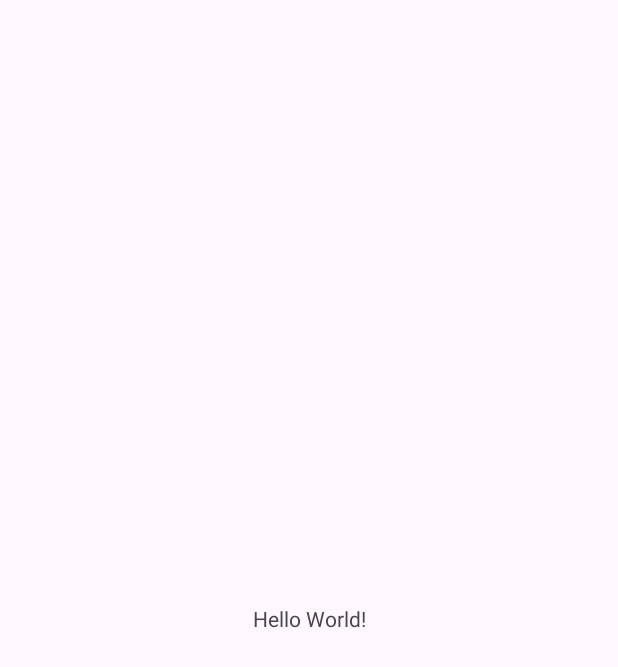
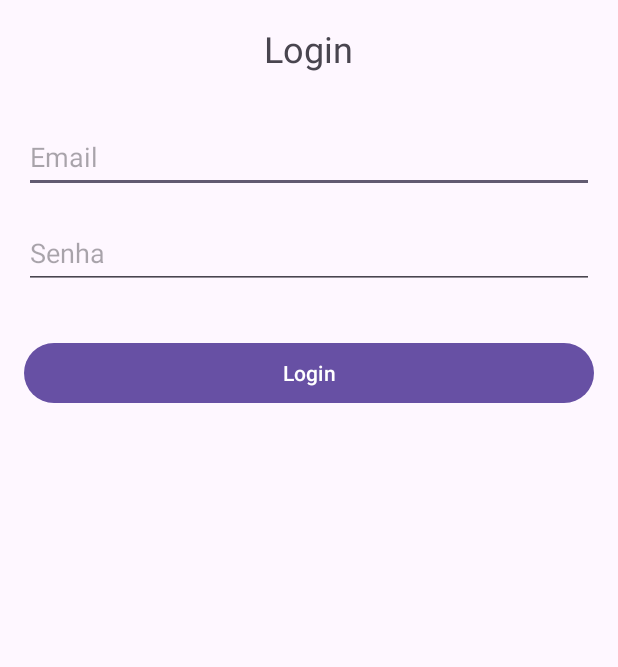
Before and after one commit to LucasMend0n/reposicaoo_app, an Android app: the screen it shows after launch (MainActivity), on a phone screen of 412 x 824 dp. Before the commit the part shown is almost empty. Shown: the top 667 px of the screen. Run offline under Robolectric (Android 15) with nearby library versions, the phone set to English and light mode, and no system bars.

Commit message:
Aplicação de login finalizada

```diff
--- a/app/src/main/AndroidManifest.xml
+++ b/app/src/main/AndroidManifest.xml
@@ -13,6 +13,9 @@
         android:theme="@style/Theme.AppReposicao"
         tools:targetApi="31">
         <activity
+            android:name=".SuccessActitvity"
+            android:exported="false" />
+        <activity
             android:name=".MainActivity"
             android:exported="true">
             <intent-filter>
--- a/app/src/main/java/com/example/appreposicao/MainActivity.kt
+++ b/app/src/main/java/com/example/appreposicao/MainActivity.kt
@@ -1,20 +1,46 @@
 package com.example.appreposicao
 
+import android.content.Intent
 import android.os.Bundle
+import android.widget.Button
+import android.widget.EditText
+import android.widget.Toast
 import androidx.activity.enableEdgeToEdge
 import androidx.appcompat.app.AppCompatActivity
-import androidx.core.view.ViewCompat
-import androidx.core.view.WindowInsetsCompat
 
 class MainActivity : AppCompatActivity() {
     override fun onCreate(savedInstanceState: Bundle?) {
         super.onCreate(savedInstanceState)
         enableEdgeToEdge()
         setContentView(R.layout.activity_main)
-        ViewCompat.setOnApplyWindowInsetsListener(findViewById(R.id.main)) { v, insets ->
-            val systemBars = insets.getInsets(WindowInsetsCompat.Type.systemBars())
-            v.setPadding(systemBars.left, systemBars.top, systemBars.right, systemBars.bottom)
-            insets
+
+        val emailEditText = findViewById<EditText>(R.id.etEmail)
+        val passwordEditText = findViewById<EditText>(R.id.etPassword)
+        val loginButton = findViewById<Button>(R.id.btnLogin)
+
+        loginButton.setOnClickListener {
+            val email = emailEditText.text.toString().trim()
+            val password = passwordEditText.text.toString().trim()
+
+            authenticate(email, password)
         }
+
+    }
+
+    fun authenticate(user: String, password: String){
+
+        if (user.isEmpty() && password.isEmpty())
+            Toast.makeText(this, "Por favor, preencha todos os campos!", Toast.LENGTH_SHORT).show()
+        else if(user.isEmpty())
+            Toast.makeText(this, "Usuário não pode ser vazio!", Toast.LENGTH_SHORT).show()
+        else if(password.isNullOrEmpty())
+            Toast.makeText(this, "Senha não pode ser vazia!", Toast.LENGTH_SHORT).show()
+        else if(user != "admin" || password != "admin")
+            Toast.makeText(this, "Usuário ou senha incorretos!", Toast.LENGTH_SHORT).show()
+        else{
+            val intent = Intent (this, SuccessActitvity::class.java)
+            startActivity(intent)
+        }
+
     }
 }
--- a/app/src/main/res/layout/activity_main.xml
+++ b/app/src/main/res/layout/activity_main.xml
@@ -1,19 +1,45 @@
 <?xml version="1.0" encoding="utf-8"?>
-<androidx.constraintlayout.widget.ConstraintLayout xmlns:android="http://schemas.android.com/apk/res/android"
-    xmlns:app="http://schemas.android.com/apk/res-auto"
+<RelativeLayout xmlns:android="http://schemas.android.com/apk/res/android"
     xmlns:tools="http://schemas.android.com/tools"
-    android:id="@+id/main"
     android:layout_width="match_parent"
     android:layout_height="match_parent"
+    android:padding="16dp"
     tools:context=".MainActivity">
 
     <TextView
+        android:id="@+id/tvLoginTitle"
         android:layout_width="wrap_content"
         android:layout_height="wrap_content"
-        android:text="Hello World!"
-        app:layout_constraintBottom_toBottomOf="parent"
-        app:layout_constraintEnd_toEndOf="parent"
-        app:layout_constraintStart_toStartOf="parent"
-        app:layout_constraintTop_toTopOf="parent" />
+        android:text="Login"
+        android:textSize="24sp"
+        android:layout_centerHorizontal="true"
+        android:layout_marginBottom="32dp"/>
 
-</androidx.constraintlayout.widget.ConstraintLayout>
+    <EditText
+        android:id="@+id/etEmail"
+        android:layout_width="match_parent"
+        android:layout_height="wrap_content"
+        android:layout_below="@id/tvLoginTitle"
+        android:layout_marginBottom="16dp"
+        android:hint="Email"
+        android:inputType="textEmailAddress"
+        android:minHeight="48dp" />
+
+    <EditText
+        android:id="@+id/etPassword"
+        android:layout_width="match_parent"
+        android:layout_height="wrap_content"
+        android:layout_below="@id/etEmail"
+        android:layout_marginBottom="32dp"
+        android:hint="Senha"
+        android:inputType="textPassword"
+        android:minHeight="48dp" />
+
+    <Button
+        android:id="@+id/btnLogin"
+        android:layout_width="match_parent"
+        android:layout_height="wrap_content"
+        android:text="Login"
+        android:layout_below="@id/etPassword"/>
+
+</RelativeLayout>
```
Also changed, not shown: app/src/main/java/com/example/appreposicao/SuccessActitvity.kt (added, +25 -0 lines), app/src/main/res/layout/activity_success_actitvity.xml (added, +23 -0 lines).
